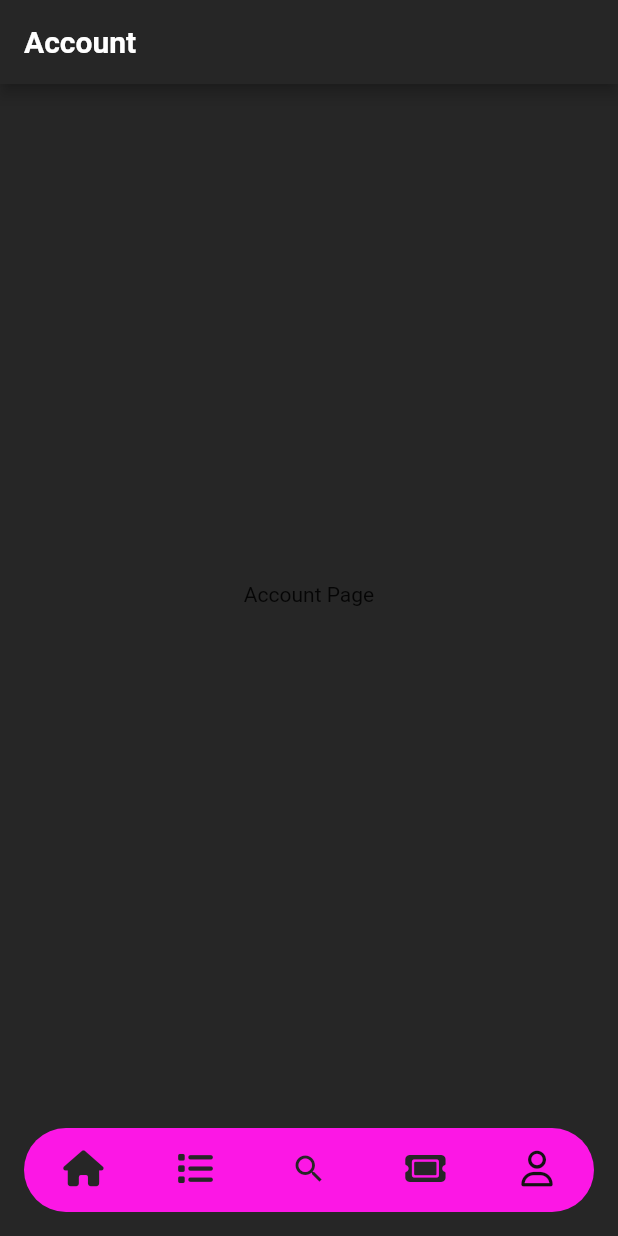
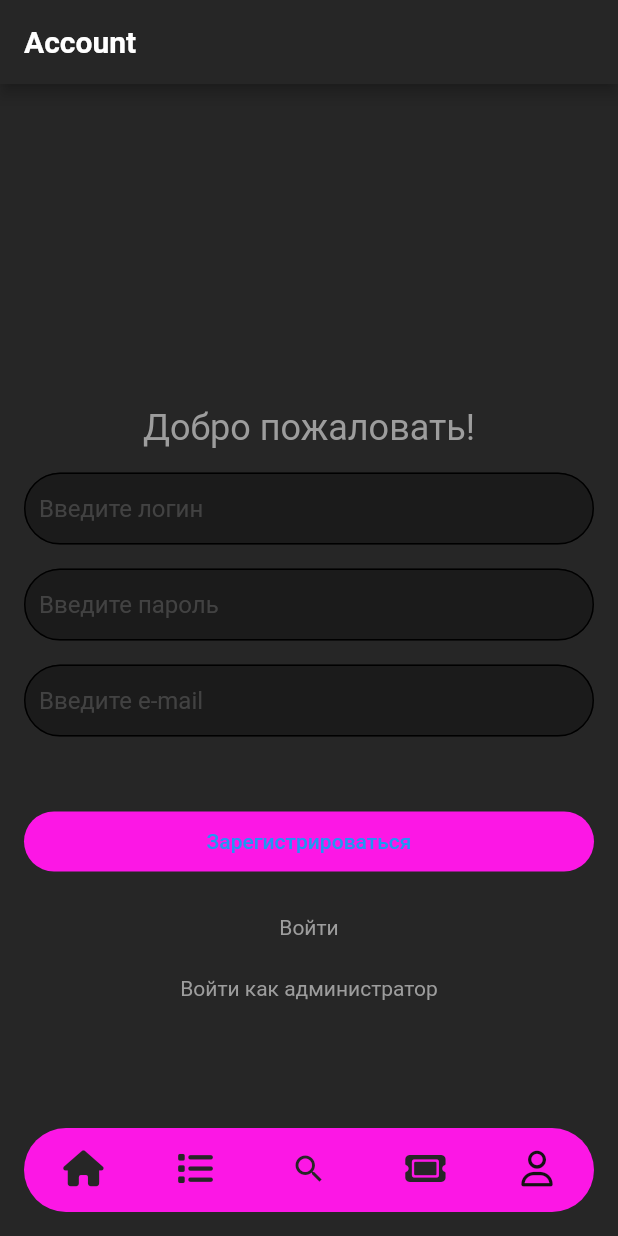
Before and after one commit to TP-4-2-4/CityConcert_Frontend, a Flutter app: the screen it shows after launch, item 5 of the bottom bar chosen, on a phone screen of 412 x 824 dp. Run offline on Flutter 3.47's test engine with Material 2 defaults, Android fonts, the phone set to English and light mode, and no system bars; our stand-ins replace font_awesome_flutter, lottie, rxdart; missing offline and left inert: dart:ffi; Roboto replaces fonts that are missing (Poppins).

Commit message:
feat: add simple account page

```diff
--- a/my_flutter/lib/src/main.dart
+++ b/my_flutter/lib/src/main.dart
@@ -1,6 +1,7 @@
 import 'package:flutter/material.dart';
 import 'package:font_awesome_flutter/font_awesome_flutter.dart';
 import 'package:my_flutter/src/ui/SearchPage.dart';
+import 'package:my_flutter/src/ui/account_page.dart';
 
 
 void main() {
@@ -135,13 +136,3 @@ class TicketsPage extends StatelessWidget {
     );
   }
 }
-class AccountPage extends StatelessWidget {
-  const AccountPage({super.key});
-
-  @override
-  Widget build(BuildContext context) {
-    return const Center(
-      child: Text('Account Page'),
-    );
-  }
-}
--- /dev/null
+++ b/my_flutter/lib/src/ui/account_page.dart
@@ -0,0 +1,174 @@
+import 'package:flutter/cupertino.dart';
+import 'package:flutter/material.dart';
+
+import 'custom_widgets/event_card.dart';
+
+class AccountPage extends StatefulWidget {
+  const AccountPage({Key? key}) : super(key: key);
+
+  @override
+  _AccountPageState createState() => _AccountPageState();
+}
+
+class _AccountPageState extends State<AccountPage> {
+  @override
+  Widget build(BuildContext context) {
+    return Scaffold(
+      backgroundColor: Theme.of(context).canvasColor,
+      body: Container(
+        width: double.infinity,
+        height: double.infinity,
+        decoration: const BoxDecoration(
+          color: Color(0xFF262626),
+        ),
+        child: Stack(
+          children: [
+            Column(
+              mainAxisSize: MainAxisSize.max,
+              children: [
+                const Align(
+                  alignment: AlignmentDirectional(0, 0),
+                  child: Padding(
+                    padding: EdgeInsetsDirectional.fromSTEB(0, 215, 0, 0),
+                    child: Text(
+                      'Добро пожаловать!',
+                      style: TextStyle(
+                        fontFamily: 'Poppins',
+                        color: Color(0xFF9D9D9D),
+                        fontSize: 24,
+                      ),
+                    ),
+                  ),
+                ),
+                Padding(
+                  padding: const EdgeInsetsDirectional.fromSTEB(16, 16, 16, 8),
+                  child: TextField(
+                    style: TextStyle(
+                      color: Theme.of(context).primaryColorLight,
+                    ),
+                    cursorColor: Theme.of(context).primaryColor,
+                    decoration: InputDecoration(
+                      filled: true,
+                      fillColor: Theme.of(context).primaryColorDark.withOpacity(0.6),
+                      hintText: 'Введите логин',
+                      hintStyle: TextStyle(color: Theme.of(context).primaryColorLight.withOpacity(0.3)),
+                      enabledBorder: OutlineInputBorder(
+                        borderRadius: BorderRadius.circular(30.0),
+                      ),
+                      focusedBorder: OutlineInputBorder(
+                        borderSide: BorderSide(
+                          color: Theme.of(context).primaryColor,
+                          width: 2.0,
+                        ),
+                        borderRadius: BorderRadius.circular(30.0),
+                      ),
+                      contentPadding: const EdgeInsets.symmetric(
+                        vertical: 14.0,
+                        horizontal: 10.0,
+                      ),
+                    ),
+                  ),
+                ),
+                Padding(
+                  padding: const EdgeInsetsDirectional.fromSTEB(16, 8, 16, 8),
+                  child: TextField(
+                    style: TextStyle(
+                      color: Theme.of(context).primaryColorLight,
+                    ),
+                    cursorColor: Theme.of(context).primaryColor,
+                    decoration: InputDecoration(
+                      filled: true,
+                      fillColor: Theme.of(context).primaryColorDark.withOpacity(0.6),
+                      hintText: 'Введите пароль',
+                      hintStyle: TextStyle(color: Theme.of(context).primaryColorLight.withOpacity(0.3)),
+                      enabledBorder: OutlineInputBorder(
+                        borderRadius: BorderRadius.circular(30.0),
+                      ),
+                      focusedBorder: OutlineInputBorder(
+                        borderSide: BorderSide(
+                          color: Theme.of(context).primaryColor,
+                          width: 2.0,
+                        ),
+                        borderRadius: BorderRadius.circular(30.0),
+                      ),
+                      contentPadding: const EdgeInsets.symmetric(
+                        vertical: 14.0,
+                        horizontal: 10.0,
+                      ),
+                    ),
+                  ),
+                ),
+                Padding(
+                  padding: const EdgeInsetsDirectional.fromSTEB(16, 8, 16, 16),
+                  child: TextField(
+                    style: TextStyle(
+                      color: Theme.of(context).primaryColorLight,
+                    ),
+                    cursorColor: Theme.of(context).primaryColor,
+                    decoration: InputDecoration(
+                      filled: true,
+                      fillColor: Theme.of(context).primaryColorDark.withOpacity(0.6),
+                      hintText: 'Введите e-mail',
+                      hintStyle: TextStyle(color: Theme.of(context).primaryColorLight.withOpacity(0.3)),
+                      enabledBorder: OutlineInputBorder(
+                        borderRadius: BorderRadius.circular(30.0),
+                      ),
+                      focusedBorder: OutlineInputBorder(
+                        borderSide: BorderSide(
+                          color: Theme.of(context).primaryColor,
+                          width: 2.0,
+                        ),
+                        borderRadius: BorderRadius.circular(30.0),
+                      ),
+                      contentPadding: const EdgeInsets.symmetric(
+                        vertical: 14.0,
+                        horizontal: 10.0,
+                      ),
+                    ),
+                  ),
+                ),
+                Padding(
+                  padding: const EdgeInsetsDirectional.fromSTEB(16, 30, 16, 0),
+                  child:  Row(
+                    mainAxisSize: MainAxisSize.max,
+                    children: [
+                      Expanded(
+                        child: TextButton(
+                          onPressed: () {
+                            print('button sign up pressed');
+                          },
+                          style: flatroundedButtonStyle,
+                          child: const Text('Зарегистрироваться'),
+                        ),
+                      ),
+                    ],
+                  ),
+                ),
+                const Padding(
+                  padding: EdgeInsetsDirectional.fromSTEB(0, 25, 0, 0),
+                  child: Text(
+                    'Войти',
+                    style: TextStyle(
+                      fontFamily: 'Poppins',
+                      color: Color(0xFF9D9D9D),
+                    ),
+                  ),
+                ),
+                const Padding(
+                  padding: EdgeInsetsDirectional.fromSTEB(0, 25, 0, 0),
+                  child: Text(
+                    'Войти как администратор',
+                    style: TextStyle(
+                      fontFamily: 'Poppins',
+                      color: Color(0xFF9D9D9D),
+                    ),
+                  ),
+                ),
+              ],
+            ),
+          ],
+        ),
+      ),
+    );
+  }
+}
```
